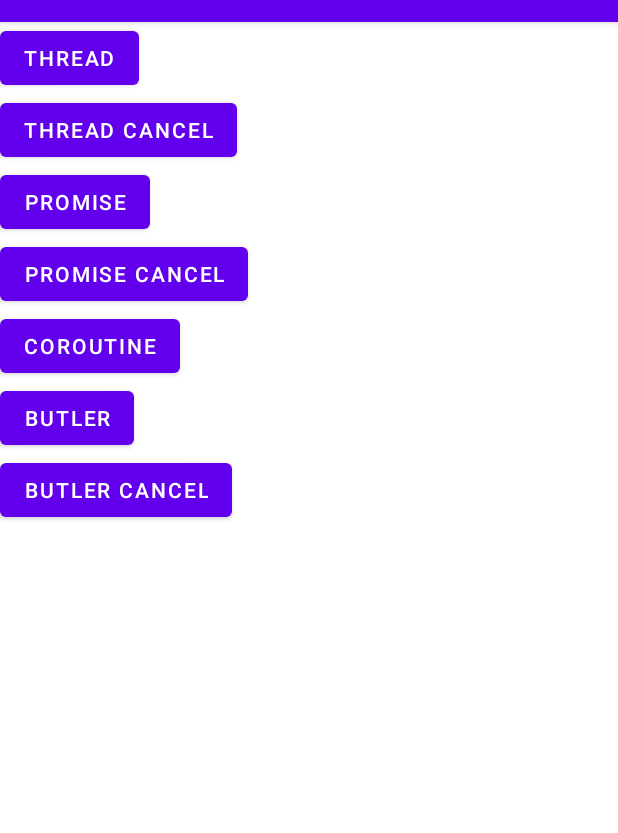
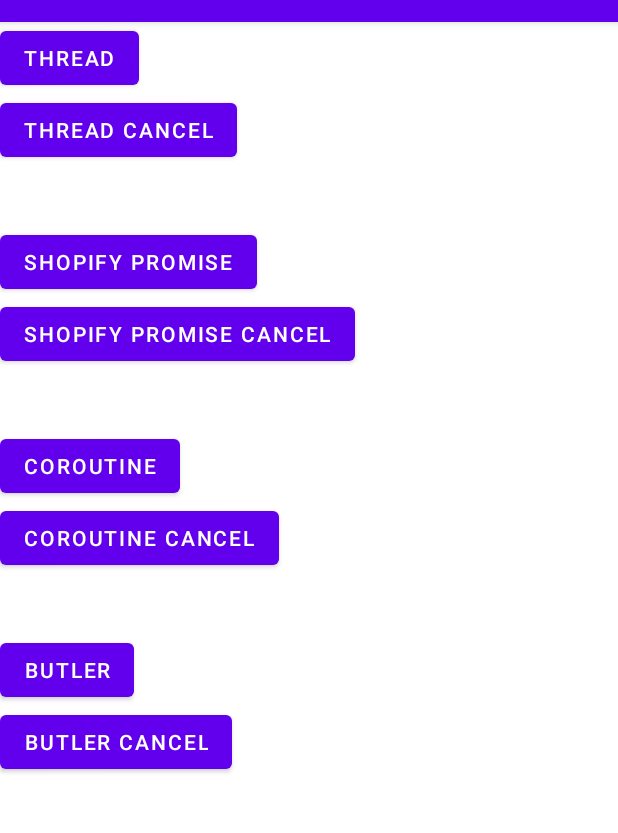
Before and after one commit to Sangryel/ConcurrentSameple, an Android app: the screen it shows after launch (MainActivity), after a tap on "COROUTINE", on a phone screen of 412 x 824 dp, the part 62-895 px from its top. Run offline under Robolectric (Android 15) with nearby library versions, the phone set to English and light mode, and no system bars; libraries missing offline, so code that uses them is left out: com.shopify.promises.

Commit message:
Feat: commit test code

```diff
--- a/app/src/main/java/com/akado/concurrentsameple/MainActivity.kt
+++ b/app/src/main/java/com/akado/concurrentsameple/MainActivity.kt
@@ -41,6 +41,10 @@ class MainActivity : AppCompatActivity() {
             testMap["Coroutine"]?.run()
         }
 
+        findViewById<Button>(R.id.btn_coroutine_cancel).setOnClickListener {
+            testMap["Coroutine"]?.cancel()
+        }
+
         findViewById<Button>(R.id.btn_butler).setOnClickListener {
             testMap["Butler"]?.run()
         }
--- a/app/src/main/java/com/akado/concurrentsameple/test/CoroutineTest.kt
+++ b/app/src/main/java/com/akado/concurrentsameple/test/CoroutineTest.kt
@@ -1,26 +1,50 @@
 package com.akado.concurrentsameple.test
 
 import android.util.Log
-import kotlinx.coroutines.Dispatchers
-import kotlinx.coroutines.GlobalScope
-import kotlinx.coroutines.launch
+import kotlinx.coroutines.*
 
 class CoroutineTest : TestDelegate {
+
+    private val exceptionHandler = CoroutineExceptionHandler { _, throwable ->
+        Log.w(TAG, "Unexpected exception emitted in event runner. $throwable")
+    }
+    private val scope = CoroutineScope(exceptionHandler)
+
+    private var job: Job? = null
 
     override fun run() {
         Log.v(TAG, "coroutine start : ${Thread.currentThread().name}")
         val start = System.currentTimeMillis()
-        GlobalScope.launch(Dispatchers.IO) {
+//        GlobalScope.launch(Dispatchers.Main)
+        job = scope.launch {
+//            try {
+                flush(start)
+//            } catch (throwable: Throwable) {
+//                Log.w(TAG, "coroutine catch. $throwable")
+//            }
+        }
+    }
+
+    suspend fun flush(start: Long) = withContext(Dispatchers.IO) {
         Log.v(TAG, "coroutine : ${Thread.currentThread().name}")
         var out = 0
         for (i in 1..1_000_000_000) {
             out += i
+
+            if (i % 100_000_000 == 0) {
+//                yield()
+                trackEvent(i)
+            }
         }
         Log.v(TAG, "coroutine duration: ${(System.currentTimeMillis() - start)}")
     }
+
+    suspend fun trackEvent(i: Int) = withContext(Dispatchers.IO) {
+        Log.v(TAG, " - trackEvent progress : $i")
     }
 
     override fun cancel() {
-        TODO("Not yet implemented")
+        Log.v(TAG, "coroutine cancel : ${Thread.currentThread().name}")
+        job?.cancel()
     }
 }
--- a/app/src/main/res/layout/activity_main.xml
+++ b/app/src/main/res/layout/activity_main.xml
@@ -23,24 +23,33 @@
         android:id="@+id/btn_promise"
         android:layout_width="wrap_content"
         android:layout_height="wrap_content"
-        android:text="promise" />
+        android:layout_marginTop="40dp"
+        android:text="Shopify promise" />
 
     <Button
         android:id="@+id/btn_promise_cancel"
         android:layout_width="wrap_content"
         android:layout_height="wrap_content"
-        android:text="promise cancel" />
+        android:text="Shopify promise cancel" />
 
     <Button
         android:id="@+id/btn_coroutine"
         android:layout_width="wrap_content"
         android:layout_height="wrap_content"
+        android:layout_marginTop="40dp"
         android:text="coroutine" />
+
+    <Button
+        android:id="@+id/btn_coroutine_cancel"
+        android:layout_width="wrap_content"
+        android:layout_height="wrap_content"
+        android:text="coroutine cancel" />
 
     <Button
         android:id="@+id/btn_butler"
         android:layout_width="wrap_content"
         android:layout_height="wrap_content"
+        android:layout_marginTop="40dp"
         android:text="butler" />
 
     <Button
```
Also changed, not shown: app/src/main/java/com/akado/concurrentsameple/test/ButlerTest.kt (+28 -8 lines), app/src/main/java/com/akado/concurrentsameple/test/PromiseTest.kt (+6 -2 lines), app/src/main/java/com/akado/concurrentsameple/test/ShopifyPromiseTest.kt (+1 -0 lines). Lines whose indentation alone changed are shown as unchanged.
